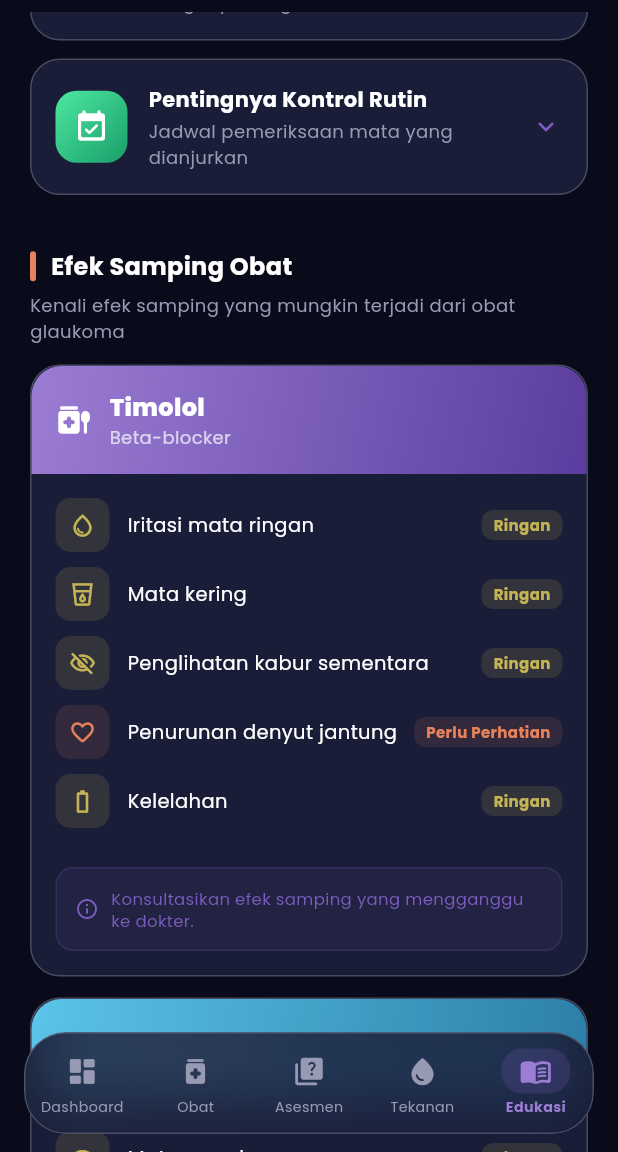
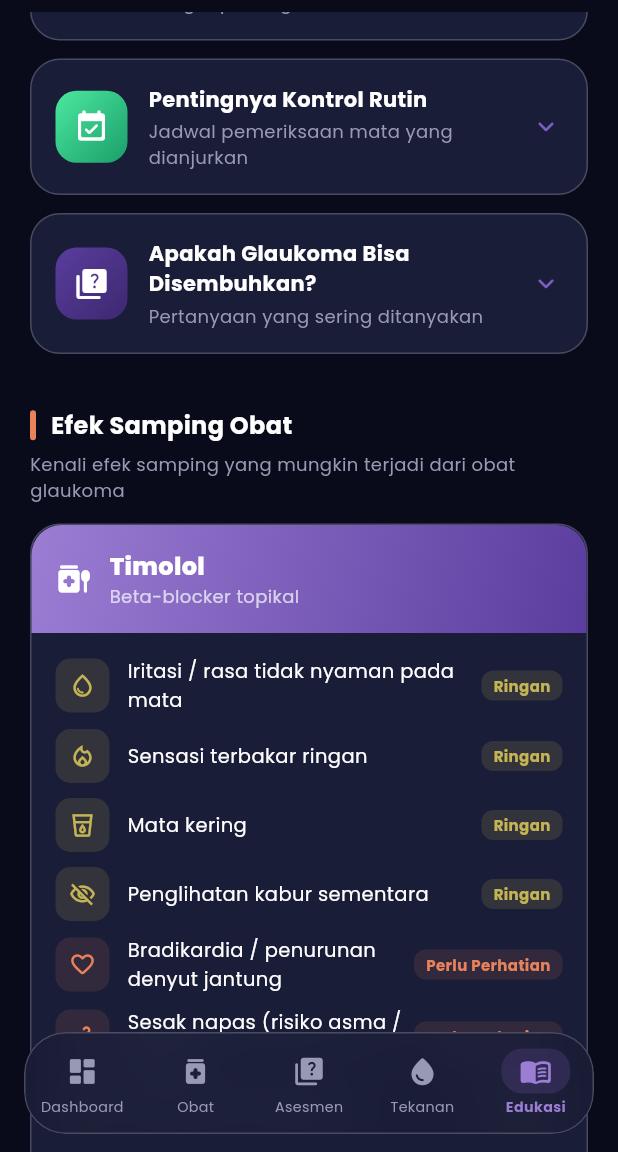
Before and after one commit to starboydingin/glauco_care, a Flutter app: the screen it shows after launch, item 5 of the bottom bar chosen, scrolled down 576 dp, on a phone screen of 412 x 824 dp, the part 84-1236 px from its top. Run offline on Flutter 3.47's test engine with Material 3 defaults, Android fonts, the light colour scheme and no system bars; our stand-ins replace fl_chart, go_router, google_fonts.

Commit message:
update konten  edukasi (penambahan beberapa penjelasan terkait edukasi untuk pengguna)

```diff
--- a/lib/presentation/screens/education/education_screen.dart
+++ b/lib/presentation/screens/education/education_screen.dart
@@ -29,7 +29,7 @@ class _EducationScreenState extends State<EducationScreen>
       category: 'Penyakit',
       gradient: AppColors.gradientPurple,
       content:
-          'Glaukoma adalah kelompok penyakit mata yang merusak saraf optik — saraf yang mengirim gambar visual ke otak. Kerusakan ini sering kali disebabkan oleh tekanan abnormal tinggi di mata. Glaukoma adalah salah satu penyebab utama kebutaan pada orang di atas 60 tahun, tetapi dapat dicegah jika terdeteksi dan diobati sejak dini.',
+          'Glaukoma adalah penyakit mata kronis akibat kerusakan saraf optik, sering berkaitan dengan peningkatan tekanan intraokular. Gangguan terjadi karena hambatan aliran keluar cairan mata (aqueous humor). Tanpa penanganan, dapat menyebabkan penyempitan lapang pandang hingga kebutaan permanen. Glaukoma disebut “silent thief of sight” karena sering tidak bergejala di tahap awal.',
     ),
     _EduCard(
       icon: Icons.warning_amber_rounded,
@@ -38,7 +38,7 @@ class _EducationScreenState extends State<EducationScreen>
       category: 'Penyakit',
       gradient: AppColors.gradientWarm,
       content:
-          'Faktor risiko meliputi: tekanan mata tinggi (>21 mmHg), riwayat keluarga dengan glaukoma, usia di atas 60 tahun, penyakit tertentu seperti diabetes dan tekanan darah tinggi, penggunaan kortikosteroid jangka panjang, serta cedera atau operasi mata sebelumnya.',
+          'Faktor risiko glaukoma meliputi: usia >40 tahun, riwayat keluarga dengan glaukoma, tekanan intraokular tinggi (>21 mmHg), diabetes mellitus, hipertensi, penyakit kardiovaskular, penggunaan kortikosteroid jangka panjang, riwayat cedera mata, dan kelainan anatomi mata tertentu. Pemeriksaan mata berkala sangat dianjurkan bagi yang memiliki faktor risiko tersebut.',
     ),
     _EduCard(
       icon: Icons.sick_rounded,
@@ -47,7 +47,7 @@ class _EducationScreenState extends State<EducationScreen>
       category: 'Penyakit',
       gradient: [Color(0xFFE85B5B), Color(0xFFBF3030)],
       content:
-          'Glaukoma sering disebut "pencuri penglihatan" karena tidak menunjukkan gejala awal. Pada stadium lanjut dapat muncul: penyempitan lapang pandang (tunnel vision), nyeri mata mendadak, mual dan muntah, melihat halo di sekitar cahaya, dan mata merah. Pemeriksaan mata rutin sangat penting untuk deteksi dini.',
+          'Glaukoma kronis sering tidak bergejala di awal. Gejala yang dapat muncul: penglihatan kabur, penyempitan lapang pandang (tunnel vision), melihat lingkaran cahaya (halo) di sekitar lampu, mata nyeri atau berat, serta sakit kepala. Pada glaukoma sudut tertutup akut, gejala muncul mendadak dengan nyeri hebat, mata merah, dan mual — ini merupakan kegawatdaruratan medis.',
     ),
     _EduCard(
       icon: Icons.medication_rounded,
@@ -56,7 +56,7 @@ class _EducationScreenState extends State<EducationScreen>
       category: 'Obat',
       gradient: AppColors.gradientCyan,
       content:
-          'Obat tetes mata untuk glaukoma harus digunakan secara konsisten sesuai resep dokter. Melewatkan dosis dapat menyebabkan tekanan mata meningkat kembali dan memperburuk kerusakan saraf optik. Pasang pengingat harian, simpan obat di tempat yang mudah terlihat, dan selalu bawa obat saat bepergian.',
+          'Terapi glaukoma bertujuan menurunkan tekanan intraokular untuk mencegah kerusakan saraf optik lebih lanjut. Obat tetes mata bekerja dengan mengurangi produksi atau meningkatkan aliran keluar cairan mata. Penggunaan harus sesuai dosis, jadwal, dan dilakukan rutin setiap hari. Ketidakpatuhan dapat menyebabkan tekanan mata kembali meningkat dan mempercepat penurunan penglihatan.',
     ),
     _EduCard(
       icon: Icons.event_available_rounded,
@@ -65,20 +65,33 @@ class _EducationScreenState extends State<EducationScreen>
       category: 'Tips',
       gradient: AppColors.gradientGreen,
       content:
-          'Pasien glaukoma disarankan kontrol setiap 3–6 bulan tergantung kondisi. Pemeriksaan meliputi: pengukuran tekanan mata (tonometri), penilaian lapang pandang (perimetri), dan pemeriksaan saraf optik (OCT). Jangan tunda kontrol meskipun tidak ada gejala — kerusakan bisa terjadi diam-diam.',
+          'Karena glaukoma sering berkembang tanpa gejala, pemeriksaan mata rutin sangat penting untuk deteksi dini. Pemeriksaan meliputi: tonometri (tekanan intraokular), penilaian saraf optik, pemeriksaan lapang pandang (perimetri), dan imaging struktur mata. Deteksi dini memungkinkan pengobatan lebih cepat dan mempertahankan kualitas penglihatan lebih lama.',
+    ),
+    _EduCard(
+      icon: Icons.quiz_rounded,
+      title: 'Apakah Glaukoma Bisa Disembuhkan?',
+      subtitle: 'Pertanyaan yang sering ditanyakan',
+      category: 'Tips',
+      gradient: [Color(0xFF5A3D9E), Color(0xFF3D2870)],
+      content:
+          'Glaukoma tidak dapat disembuhkan sepenuhnya karena kerusakan saraf optik bersifat permanen. Namun, penyakit ini dapat dikontrol melalui: obat tetes mata rutin, pemeriksaan berkala, serta tindakan laser atau operasi bila diperlukan. Tujuan terapi adalah menurunkan tekanan intraokular, memperlambat progresivitas, dan mempertahankan fungsi penglihatan. Dengan pengobatan tepat dan kepatuhan pasien, penderita glaukoma tetap dapat menjalani aktivitas sehari-hari dengan baik.',
     ),
   ];
 
   static const List<_SideEffectCard> _sideEffects = [
     _SideEffectCard(
       name: 'Timolol',
-      category: 'Beta-blocker',
+      category: 'Beta-blocker topikal',
       gradient: AppColors.gradientPurple,
       icon: Icons.medication_liquid_rounded,
       effects: [
         _Effect(
             icon: Icons.water_drop_outlined,
-            label: 'Iritasi mata ringan',
+            label: 'Iritasi / rasa tidak nyaman pada mata',
+            severity: 'Ringan'),
+        _Effect(
+            icon: Icons.local_fire_department_outlined,
+            label: 'Sensasi terbakar ringan',
             severity: 'Ringan'),
         _Effect(
             icon: Icons.local_drink_outlined,
@@ -90,11 +103,15 @@ class _EducationScreenState extends State<EducationScreen>
             severity: 'Ringan'),
         _Effect(
             icon: Icons.favorite_border_rounded,
-            label: 'Penurunan denyut jantung',
+            label: 'Bradikardia / penurunan denyut jantung',
+            severity: 'Perlu Perhatian'),
+        _Effect(
+            icon: Icons.air_rounded,
+            label: 'Sesak napas (risiko asma / PPOK)',
             severity: 'Perlu Perhatian'),
         _Effect(
             icon: Icons.battery_0_bar_rounded,
-            label: 'Kelelahan',
+            label: 'Kelelahan dan pusing',
             severity: 'Ringan'),
       ],
     ),
@@ -106,20 +123,28 @@ class _EducationScreenState extends State<EducationScreen>
       effects: [
         _Effect(
             icon: Icons.remove_red_eye_rounded,
-            label: 'Mata merah',
+            label: 'Mata merah (hiperemia konjungtiva)',
+            severity: 'Ringan'),
+        _Effect(
+            icon: Icons.local_fire_department_outlined,
+            label: 'Sensasi terbakar / iritasi ringan',
             severity: 'Ringan'),
         _Effect(
             icon: Icons.spa_outlined,
-            label: 'Bulu mata lebih panjang',
+            label: 'Pertumbuhan bulu mata lebih panjang',
             severity: 'Kosmetik'),
         _Effect(
             icon: Icons.palette_outlined,
-            label: 'Perubahan warna iris mata',
+            label: 'Perubahan warna iris (penggelapan)',
             severity: 'Permanen'),
         _Effect(
-            icon: Icons.local_fire_department_outlined,
-            label: 'Sensasi terbakar ringan',
-            severity: 'Ringan'),
+            icon: Icons.dark_mode_outlined,
+            label: 'Penggelapan kulit kelopak mata',
+            severity: 'Kosmetik'),
+        _Effect(
+            icon: Icons.warning_amber_rounded,
+            label: 'Edema makula (jarang)',
+            severity: 'Perlu Perhatian'),
       ],
     ),
   ];
```
